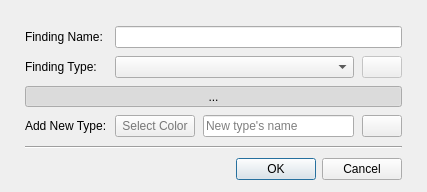
First picture: the form in Resources/UI/qSlicerLongPETCTFindingSettingsDialog.ui, repository paulcm/LongitudinalPETCT, before the edit.
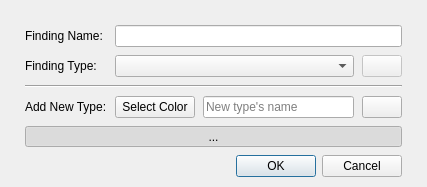
Second picture: the form after the edit. Icons and pictures are not drawn. Custom widgets are drawn as their Qt base class.

Commit message: ENH: lay outing update

Diff of the .ui file:
```diff
--- a/Resources/UI/qSlicerLongPETCTFindingSettingsDialog.ui
+++ b/Resources/UI/qSlicerLongPETCTFindingSettingsDialog.ui
@@ -7,7 +7,7 @@
     <x>0</x>
     <y>0</y>
     <width>427</width>
-    <height>192</height>
+    <height>185</height>
    </rect>
   </property>
   <property name="sizePolicy">
@@ -36,7 +36,7 @@
     <number>10</number>
    </property>
    <item>
-    <layout class="QGridLayout" name="gridLayout_2" columnstretch="0,1,2,0">
+    <layout class="QGridLayout" name="gridLayout_2" columnstretch="0,0,0,0">
      <property name="spacing">
       <number>8</number>
      </property>
@@ -99,26 +99,7 @@
        </property>
       </widget>
      </item>
-     <item row="2" column="0" colspan="4">
-      <widget class="ctkExpandButton" name="ExpandButton">
-       <property name="sizePolicy">
-        <sizepolicy hsizetype="Expanding" vsizetype="Fixed">
-         <horstretch>0</horstretch>
-         <verstretch>0</verstretch>
-        </sizepolicy>
-       </property>
-       <property name="text">
-        <string>...</string>
-       </property>
-       <property name="checkable">
-        <bool>true</bool>
-       </property>
-       <property name="checked">
-        <bool>true</bool>
-       </property>
-      </widget>
-     </item>
-     <item row="3" column="3">
+     <item row="4" column="3">
       <widget class="QPushButton" name="ButtonAddType">
        <property name="styleSheet">
         <string notr="true"/>
@@ -132,7 +113,7 @@
        </property>
       </widget>
      </item>
-     <item row="3" column="0">
+     <item row="4" column="0">
       <widget class="QLabel" name="LabelAddType">
        <property name="sizePolicy">
         <sizepolicy hsizetype="Minimum" vsizetype="Preferred">
@@ -148,17 +129,17 @@
        </property>
       </widget>
      </item>
-     <item row="3" column="1">
+     <item row="4" column="1">
       <widget class="QPushButton" name="ButtonColor">
        <property name="styleSheet">
-        <string notr="true">color: #777</string>
+        <string notr="true"/>
        </property>
        <property name="text">
         <string>Select Color</string>
        </property>
       </widget>
      </item>
-     <item row="3" column="2">
+     <item row="4" column="2">
       <widget class="QLineEdit" name="LineEditTypeName">
        <property name="text">
         <string/>
@@ -168,15 +149,34 @@
        </property>
       </widget>
      </item>
+     <item row="3" column="0" colspan="4">
+      <widget class="Line" name="HorizontalLine">
+       <property name="orientation">
+        <enum>Qt::Horizontal</enum>
+       </property>
+      </widget>
+     </item>
+     <item row="5" column="0" colspan="4">
+      <widget class="ctkExpandButton" name="ExpandButton">
+       <property name="sizePolicy">
+        <sizepolicy hsizetype="Expanding" vsizetype="Fixed">
+         <horstretch>0</horstretch>
+         <verstretch>0</verstretch>
+        </sizepolicy>
+       </property>
+       <property name="text">
+        <string>...</string>
+       </property>
+       <property name="checkable">
+        <bool>true</bool>
+       </property>
+       <property name="checked">
+        <bool>true</bool>
+       </property>
+      </widget>
+     </item>
     </layout>
    </item>
-   <item>
-    <widget class="Line" name="line">
-     <property name="orientation">
-      <enum>Qt::Horizontal</enum>
-     </property>
-    </widget>
-   </item>
    <item>
     <widget class="QDialogButtonBox" name="ButtonBox">
      <property name="standardButtons">
```
Left out of the diff: 16 changed lines with no effect on the pictures.
